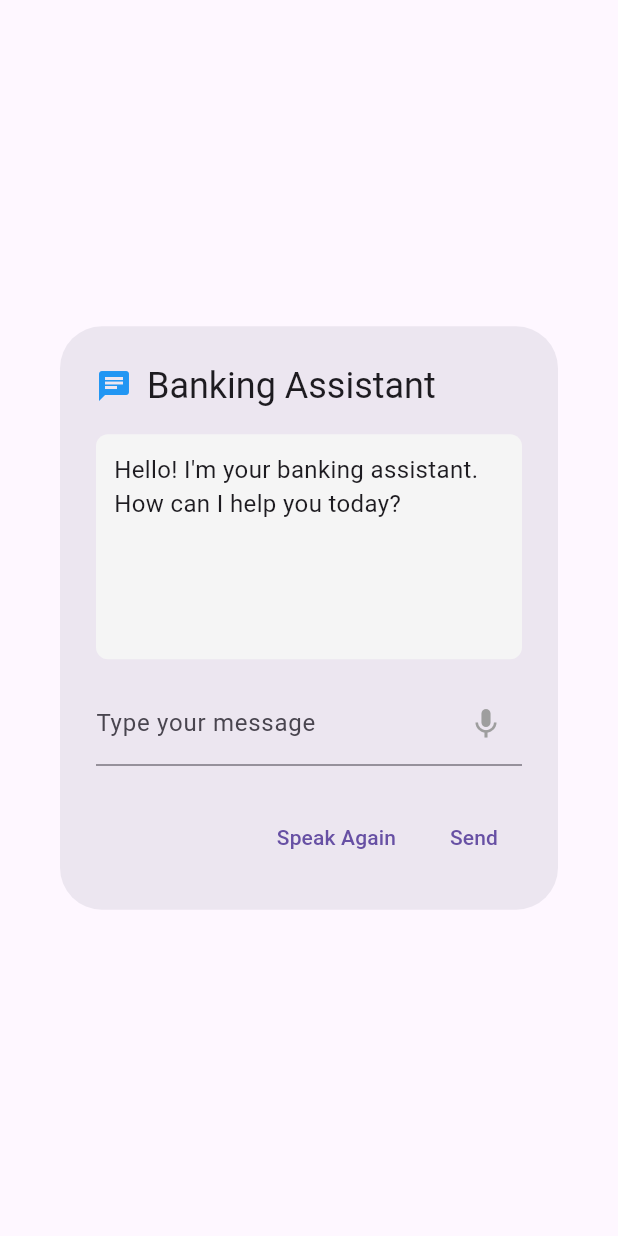
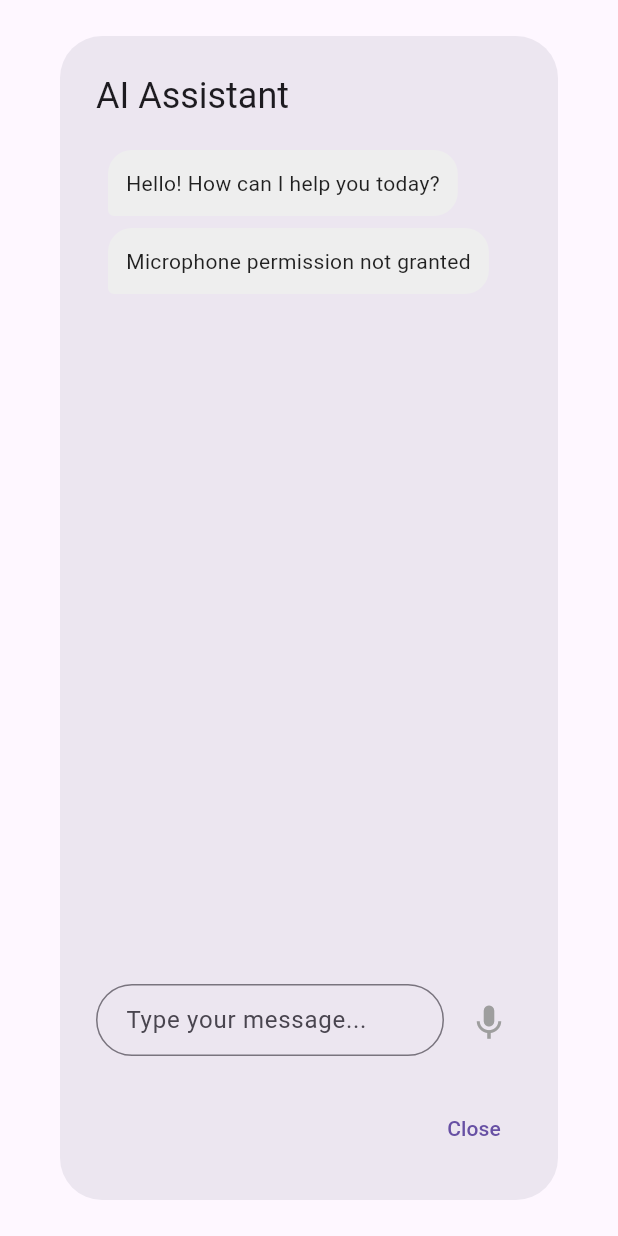
Before and after one commit to jxwang2019-creator/Athena-recash, a Flutter app: the AIChatbotDialog widget shown alone on an empty page, opened directly, on a phone screen of 412 x 824 dp. Run offline on Flutter 3.47's test engine with Material 3 defaults, Android fonts, the phone set to English and light mode, and no system bars; our stand-ins replace camera, dartz, permission_handler, shared_preferences; missing offline and left inert: google_mlkit_face_detection, stts, tflite_flutter; accounts and stored records are empty.

Commit message:
commit for chat box and stt and tts

```diff
--- a/lib/widget/ai_chatbot_dialog.dart
+++ b/lib/widget/ai_chatbot_dialog.dart
@@ -1,6 +1,8 @@
+import 'dart:async';
+
 import 'package:flutter/material.dart';
-import 'package:flutter_tts/flutter_tts.dart';
-import 'package:flutter_speech/flutter_speech.dart';
+import 'package:stts/stts.dart';
+import 'package:http/http.dart' as http;
 
 class AIChatbotDialog extends StatefulWidget {
   const AIChatbotDialog({Key? key}) : super(key: key);
@@ -10,199 +12,398 @@ class AIChatbotDialog extends StatefulWidget {
 }
 
 class _AIChatbotDialogState extends State<AIChatbotDialog> {
-  final TextEditingController _messageController = TextEditingController();
-  final FlutterTts _tts = FlutterTts();
-  late SpeechRecognition _speech;
+  final Tts _tts = Tts();
+  final Stt _stt = Stt();
+  final TextEditingController _textController = TextEditingController();
+  final ScrollController _scrollController = ScrollController();
+  final FocusNode _textFocusNode = FocusNode();
+
+  bool _isLoading = false;
+  bool _speechAvailable = false;
   bool _isListening = false;
-  bool _isLoading = false;
-  bool _speechRecognitionAvailable = false;
-  String _lastResponse = 'Hello! I\'m your banking assistant. How can I help you today?';
-  final List<Map<String, String>> _conversationHistory = [
-    {'role': 'system', 'content': 'You are a helpful banking assistant. Provide concise, accurate answers about banking services.'}
-  ];
+  String _currentSpeechResult = '';
+  List<ChatMessage> _messages = [];
+  bool _isButtonPressed = false;
+  StreamSubscription<SttState>? _stateSubscription;
+  StreamSubscription<SttRecognition>? _resultSubscription;
 
   @override
   void initState() {
     super.initState();
-    _initSpeechRecognition();
-    _initTTS();
-    _speakInitialGreeting();
+    _initSpeechServices();
+    _addBotMessage('Hello! How can I help you today?');
   }
 
-  void _initSpeechRecognition() {
-    _speech = SpeechRecognition();
-
-    _speech.setAvailabilityHandler((bool result) => setState(() {
-      _speechRecognitionAvailable = result;
-      if (!result) _isListening = false;
-    }));
-
-    _speech.setRecognitionStartedHandler(() =>
-        setState(() => _isListening = true));
-
-    _speech.setRecognitionResultHandler((String text) =>
-        setState(() => _messageController.text = text));
-
-    _speech.setRecognitionCompleteHandler((String text) =>
-        setState(() => _isListening = false));
-
-    _speech.setErrorHandler(() => setState(() {
-      _isListening = false;
-      _speechRecognitionAvailable = false;
-    }));
-
-    // Activate speech recognition with default locale
-    _speech.activate("en_US").then((result) =>
-        setState(() => _speechRecognitionAvailable = result));
+  Future<void> _initSpeechServices() async {
+    try {
+      bool hasPermission = await _stt.hasPermission();
+      if (!hasPermission) {
+        hasPermission = await _stt.hasPermission();
       }
 
-  Future<void> _initTTS() async {
-    await _tts.setLanguage('en-US');
-    await _tts.setSpeechRate(0.5);
-    await _tts.setPitch(1.0);
-    await _tts.awaitSpeakCompletion(true);
+      if (hasPermission) {
+        final availableLanguages = await _stt.getLanguages();
+
+        if (availableLanguages.isEmpty) {
+          _addBotMessage("No languages available for speech recognition");
+          return;
         }
+        final defaultLanguage = availableLanguages.firstWhere(
+              (lang) => lang.toLowerCase().contains('cmn'),
+          orElse: () => availableLanguages.first,
+        );
 
-  Future<void> _speakInitialGreeting() async {
-    await _tts.speak(_lastResponse);
+        await _stt.setLanguage(defaultLanguage);
+
+        setState(() => _speechAvailable = true);
+        _addBotMessage("Speech recognition ready. Supported languages: ${availableLanguages.join(', ')}");
+
+        _stt.onStateChanged.listen((state) {
+          if (mounted) {
+            setState(() {
+              _isListening = state == SttState.start;
+              if (!_isListening) {
+                _isButtonPressed = false;
               }
-
-  Future<void> _sendMessageToAI(String message) async {
-    if (message.trim().isEmpty) return;
-
-    setState(() {
-      _isLoading = true;
-      _conversationHistory.add({'role': 'user', 'content': message});
+            });
+          }
         });
 
-    // Simulate network delay
-    await Future.delayed(const Duration(milliseconds: 500));
-
-    try {
-      final String aiResponse = _generateMockResponse(message);
-
+        _stt.onResultChanged.listen((recognition) {
+          if (mounted) {
             setState(() {
-        _lastResponse = aiResponse;
-        _conversationHistory.add({'role': 'assistant', 'content': aiResponse});
-        _isLoading = false;
+              _currentSpeechResult = recognition.text;
+              if (recognition.isFinal && _currentSpeechResult.isNotEmpty) {
+                _submitSpeechResult();
+              }
+            });
+          }
         });
 
-      await _tts.speak(aiResponse);
+        _stateSubscription = _stt.onStateChanged.listen(
+          (sttState) {
+            setState(() => _isListening = sttState == SttState.start);
+          },
+          onError: (err) {
+            _addBotMessage("Speech state error: $err");
+          },
+        );
+
+        _resultSubscription = _stt.onResultChanged.listen((result) {
+          if (mounted) {
+            setState(() => _currentSpeechResult = result.text);
+            if (result.isFinal && _currentSpeechResult.isNotEmpty) {
+              _submitSpeechResult();
+            }
+          }
+        }, onError: (err) {
+          _addBotMessage("Recognition error: $err");
+        });
+      } else {
+        _addBotMessage("Microphone permission not granted");
+      }
     } catch (e) {
-      setState(() {
-        _lastResponse = "Sorry, I encountered an error processing your request.";
-        _isLoading = false;
-      });
-      debugPrint("Error in _sendMessageToAI: $e");
-    } finally {
-      _messageController.clear();
+      if (mounted) {
+        _addBotMessage("Speech services unavailable: ${e.toString()}");
+        setState(() => _speechAvailable = false);
+      }
     }
   }
 
-  String _generateMockResponse(String message) {
-    final String lowerMessage = message.toLowerCase();
+  Future<void> _submitSpeechResult() async {
+    if (_currentSpeechResult.isEmpty) return;
 
-    if (lowerMessage.contains('balance')) {
-      return "Your current account balance is \$2,450.67. Would you like to know about recent transactions?";
-    } else if (lowerMessage.contains('transfer')) {
-      if (lowerMessage.contains('how') || lowerMessage.contains('process')) {
-        return "To transfer money:\n1. Go to Transfers section\n2. Enter recipient details\n3. Enter amount\n4. Confirm and submit\nWould you like to start a transfer now?";
-      }
-      return "I can help you with money transfers. You'll need the recipient's account number and the amount. Ready to proceed?";
-    } else if (lowerMessage.contains('deposit')) {
-      if (lowerMessage.contains('mobile') || lowerMessage.contains('app')) {
-        return "For mobile deposits:\n1. Select 'Deposit Check' in the app\n2. Take photos of the check\n3. Enter amount\n4. Submit\nMaximum mobile deposit is \$5,000 per day.";
-      }
-      return "You can deposit funds at ATMs, branches, or via mobile check deposit. Which method would you like to use?";
-    } else if (lowerMessage.contains('account') || lowerMessage.contains('number')) {
-      return "Your account number ends with 4567. For security, I can't share the full number here. Please check your statement or visit a branch for full details.";
-    } else if (lowerMessage.contains('help') || lowerMessage.contains('support')) {
-      return "I can assist with:\n- Account balances\n- Funds transfer\n- Deposits\n- Bill payments\n- Account statements\nWhat would you like help with?";
+    final text = _currentSpeechResult;
+    _currentSpeechResult = '';
+    _addUserMessage(text);
+    await _sendToAPI(text);
   }
 
-    return "I'm your banking assistant. I can help with account balances, transfers, deposits, and more. Please ask me a specific banking question.";
+  void _addUserMessage(String text) {
+    if (mounted) {
+      setState(() {
+        _messages.add(ChatMessage(text: text, isUser: true));
+      });
+      _scrollToBottom();
+    }
   }
 
-  void _toggleListening() {
-    if (_isListening) {
-      _speech.stop().then((result) => setState(() => _isListening = false));
-    } else {
-      if (_speechRecognitionAvailable) {
-        _speech.listen().then((result) {
-          if (!result) {
-            setState(() => _isListening = false);
+  void _addBotMessage(String text) {
+    if (mounted) {
+      setState(() {
+        _messages.add(ChatMessage(text: text, isUser: false));
+      });
+      _scrollToBottom();
+      if (_speechAvailable) {
+        _tts.start(text);
+      }
+    }
+  }
+
+  void _scrollToBottom() {
+    WidgetsBinding.instance.addPostFrameCallback((_) {
+      if (_scrollController.hasClients && mounted) {
+        _scrollController.animateTo(
+          _scrollController.position.maxScrollExtent,
+          duration: const Duration(milliseconds: 300),
+          curve: Curves.easeOut,
+        );
       }
     });
+  }
+
+  Future<void> _startListening() async {
+    if (!_speechAvailable) {
+      _addBotMessage("Microphone permission not granted");
+      await _initSpeechServices();
+      return;
+    }
+
+    try {
+      setState(() {
+        _isButtonPressed = true;
+        _currentSpeechResult = '';
+      });
+
+      // Xiaomi fix: Add delay before starting
+      await Future.delayed(Duration(milliseconds: 300)); // ⚠️ Critical for MIUI
+      await _stt.start();
+    } catch (e) {
+      if (mounted) {
+        setState(() => _isButtonPressed = false);
+        _addBotMessage("Speech recognition error: ${e.toString()}");
+      }
+    }
+  }
+
+  Future<void> _stopListening() async {
+    try {
+      await _stt.stop();
+      if (_currentSpeechResult.isNotEmpty) {
+        await _submitSpeechResult();
+      }
+    } catch (e) {
+      if (mounted) {
+        _addBotMessage("Error stopping speech recognition: ${e.toString()}");
+      }
+    } finally {
+      if (mounted) {
+        setState(() => _isButtonPressed = false);
+      }
+    }
+  }
+
+  Future<void> _handleTextSubmit() async {
+    final text = _textController.text.trim();
+    if (text.isEmpty) return;
+
+    _textController.clear();
+    _textFocusNode.unfocus();
+    _addUserMessage(text);
+    await _sendToAPI(text);
+  }
+
+  Future<void> _sendToAPI(String message) async {
+    if (!mounted) return;
+
+    setState(() => _isLoading = true);
+
+    try {
+      final response = await http.post(
+        Uri.parse('https://jsonplaceholder.typicode.com/posts'),
+        body: {'title': 'User Message', 'body': message, 'userId': '1'},
+      );
+
+      if (response.statusCode == 200 || response.statusCode == 201) {
+        _addBotMessage(
+          "API Response: I received your message about '$message'.\n"
+          "Mock response: ${response.body.length} characters received.",
+        );
+      } else {
+        _addBotMessage("API Error: Status code ${response.statusCode}");
+      }
+    } catch (e) {
+      _addBotMessage("Network error: ${e.toString()}");
+    } finally {
+      if (mounted) {
+        setState(() => _isLoading = false);
       }
     }
   }
 
   @override
   void dispose() {
-    _tts.stop();
-    _speech.cancel();
-    _messageController.dispose();
+    _textController.dispose();
+    _scrollController.dispose();
+    _textFocusNode.dispose();
+    _stt.dispose();
+    _tts.dispose();
     super.dispose();
   }
 
   @override
   Widget build(BuildContext context) {
     return AlertDialog(
-      title: Row(
-        children: const [
-          Icon(Icons.chat, color: Colors.blue),
-          SizedBox(width: 10),
-          Text('Banking Assistant'),
-        ],
-      ),
-      content: Column(
+      title: const Text('AI Assistant'),
+      content: SizedBox(
+        width: double.maxFinite,
+        child: Column(
           mainAxisSize: MainAxisSize.min,
           children: [
-          Container(
-            padding: const EdgeInsets.all(12),
-            decoration: BoxDecoration(
-              color: Colors.grey[100],
-              borderRadius: BorderRadius.circular(8),
-            ),
-            height: 150,
-            width: double.infinity,
-            child: _isLoading
-                ? const Center(child: CircularProgressIndicator())
-                : SingleChildScrollView(
-              child: Text(
-                _lastResponse,
-                style: const TextStyle(fontSize: 16),
+            // Chat messages
+            Expanded(
+              child: ListView.builder(
+                controller: _scrollController,
+                itemCount: _messages.length,
+                itemBuilder: (context, index) => ChatBubble(
+                  text: _messages[index].text,
+                  isUser: _messages[index].isUser,
                 ),
               ),
             ),
-          const SizedBox(height: 15),
-          TextField(
-            controller: _messageController,
-            decoration: InputDecoration(
-              labelText: 'Type your message',
-              suffixIcon: IconButton(
-                icon: Icon(
-                  _isListening ? Icons.mic_off : Icons.mic,
-                  color: _isListening ? Colors.red :
-                  _speechRecognitionAvailable ? Colors.blue : Colors.grey,
-                ),
-                onPressed: _speechRecognitionAvailable ? _toggleListening : null,
+
+            // Speech recognition indicator
+            if (_currentSpeechResult.isNotEmpty)
+              Padding(
+                padding: const EdgeInsets.symmetric(vertical: 8.0),
+                child: Text(
+                  'Listening: "$_currentSpeechResult"',
+                  style: TextStyle(
+                    color: Colors.grey[600],
+                    fontStyle: FontStyle.italic,
                   ),
                 ),
-            onSubmitted: _sendMessageToAI,
+              ),
+
+            // Input row
+            Container(
+              padding: const EdgeInsets.only(top: 8),
+              child: Row(
+                crossAxisAlignment: CrossAxisAlignment.end,
+                children: [
+                  // Text field with multi-line support
+                  Expanded(
+                    child: TextField(
+                      controller: _textController,
+                      focusNode: _textFocusNode,
+                      maxLines: 5,
+                      minLines: 1,
+                      keyboardType: TextInputType.multiline,
+                      decoration: InputDecoration(
+                        hintText: 'Type your message...',
+                        border: OutlineInputBorder(
+                          borderRadius: BorderRadius.circular(24),
+                        ),
+                        contentPadding: const EdgeInsets.symmetric(
+                          horizontal: 16,
+                          vertical: 12,
+                        ),
+                        suffixIcon: _textController.text.isNotEmpty
+                            ? IconButton(
+                                icon: const Icon(Icons.send),
+                                onPressed: _handleTextSubmit,
+                              )
+                            : null,
+                      ),
+                      onChanged: (text) {
+                        setState(() {}); // Rebuild to show/hide send button
+                      },
+                      onSubmitted: (_) => _handleTextSubmit(),
+                    ),
+                  ),
+
+                  const SizedBox(width: 8),
+
+                  // Mic button with press-and-hold functionality
+                  if (!_isLoading && _textController.text.isEmpty)
+                    GestureDetector(
+                      onTapDown: (_) => _startListening(),
+                      onTapUp: (_) => _stopListening(),
+                      onTapCancel: () => _stopListening(),
+                      child: Container(
+                        padding: const EdgeInsets.all(8),
+                        decoration: BoxDecoration(
+                          color: _isButtonPressed
+                              ? Colors.red.withOpacity(0.2)
+                              : Colors.transparent,
+                          shape: BoxShape.circle,
+                        ),
+                        child: Icon(
+                          _isListening ? Icons.mic_off : Icons.mic,
+                          color: _speechAvailable
+                              ? (_isListening ? Colors.red : Colors.blue)
+                              : Colors.grey,
+                          size: 28,
+                        ),
+                      ),
+                    )
+                  else if (_isLoading)
+                    const Padding(
+                      padding: EdgeInsets.all(8.0),
+                      child: SizedBox(
+                        width: 24,
+                        height: 24,
+                        child: CircularProgressIndicator(),
+                      ),
                     ),
                 ],
               ),
+            ),
+          ],
+        ),
+      ),
       actions: [
         TextButton(
-          child: const Text('Speak Again'),
-          onPressed: () => _tts.speak(_lastResponse),
-        ),
-        TextButton(
-          child: const Text('Send'),
-          onPressed: () => _sendMessageToAI(_messageController.text),
+          onPressed: () => Navigator.pop(context),
+          child: const Text('Close'),
         ),
       ],
     );
   }
 }
+
+class ChatMessage {
+  final String text;
+  final bool isUser;
+
+  ChatMessage({required this.text, required this.isUser});
+}
+
+class ChatBubble extends StatelessWidget {
+  final String text;
+  final bool isUser;
+
+  const ChatBubble({Key? key, required this.text, required this.isUser})
+    : super(key: key);
+
+  @override
+  Widget build(BuildContext context) {
+    return Align(
+      alignment: isUser ? Alignment.centerRight : Alignment.centerLeft,
+      child: Container(
+        constraints: BoxConstraints(
+          maxWidth: MediaQuery.of(context).size.width * 0.75,
+        ),
+        margin: const EdgeInsets.symmetric(vertical: 4, horizontal: 8),
+        padding: const EdgeInsets.all(12),
+        decoration: BoxDecoration(
+          color: isUser
+              ? Theme.of(context).primaryColor.withOpacity(0.1)
+              : Colors.grey[200],
+          borderRadius: BorderRadius.only(
+            topLeft: const Radius.circular(16),
+            topRight: const Radius.circular(16),
+            bottomLeft: Radius.circular(isUser ? 16 : 4),
+            bottomRight: Radius.circular(isUser ? 4 : 16),
+          ),
+        ),
+        child: Text(
+          text,
+          style: TextStyle(
+            color: isUser ? Theme.of(context).primaryColor : Colors.black87,
+          ),
+        ),
+      ),
+    );
+  }
+}
--- a/pubspec.yaml
+++ b/pubspec.yaml
@@ -52,8 +52,7 @@ dependencies:
   uuid: ^4.5.1
 
   # chatbot
-  flutter_tts: ^4.2.0
-  flutter_speech: ^2.0.1
+  stts: ^1.2.4
   http: ^1.4.0
   flutter_dotenv: ^5.2.1
 
```
Also changed, not shown: pubspec.lock, 4 other files. Lines whose indentation alone changed are shown as unchanged.
